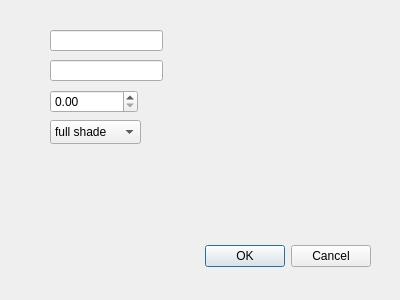
Above: project/ui/add_spot.ui from denzelxav/Plantfolio before the change. Below: the same form after it.
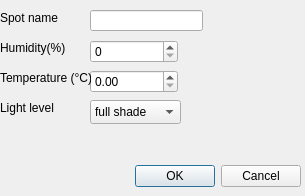
That is the form after the change.

What changed in the file:
```diff
--- a/project/ui/add_spot.ui
+++ b/project/ui/add_spot.ui
@@ -6,19 +6,31 @@
    <rect>
     <x>0</x>
     <y>0</y>
-    <width>400</width>
-    <height>300</height>
+    <width>305</width>
+    <height>196</height>
    </rect>
   </property>
+  <property name="minimumSize">
+   <size>
+    <width>305</width>
+    <height>196</height>
+   </size>
+  </property>
+  <property name="maximumSize">
+   <size>
+    <width>305</width>
+    <height>196</height>
+   </size>
+  </property>
   <property name="windowTitle">
    <string>Add Spot</string>
   </property>
   <widget class="QDialogButtonBox" name="buttonBox">
    <property name="geometry">
     <rect>
-     <x>30</x>
-     <y>240</y>
-     <width>341</width>
+     <x>40</x>
+     <y>160</y>
+     <width>261</width>
      <height>32</height>
     </rect>
    </property>
@@ -32,28 +44,21 @@
   <widget class="QLineEdit" name="Spot_Name_input">
    <property name="geometry">
     <rect>
-     <x>50</x>
-     <y>30</y>
+     <x>90</x>
+     <y>10</y>
      <width>113</width>
      <height>21</height>
     </rect>
    </property>
-  </widget>
-  <widget class="QLineEdit" name="humidity">
-   <property name="geometry">
-    <rect>
-     <x>50</x>
-     <y>60</y>
-     <width>113</width>
-     <height>21</height>
-    </rect>
+   <property name="toolTip">
+    <string>&lt;html&gt;&lt;head/&gt;&lt;body&gt;&lt;p&gt;Name of the spot. Must be unique.&lt;/p&gt;&lt;/body&gt;&lt;/html&gt;</string>
    </property>
   </widget>
   <widget class="QDoubleSpinBox" name="Temperature_input">
    <property name="geometry">
     <rect>
-     <x>50</x>
-     <y>90</y>
+     <x>90</x>
+     <y>70</y>
      <width>88</width>
      <height>23</height>
     </rect>
@@ -62,8 +67,8 @@
   <widget class="QComboBox" name="sunlight_input">
    <property name="geometry">
     <rect>
-     <x>50</x>
-     <y>120</y>
+     <x>90</x>
+     <y>100</y>
      <width>91</width>
      <height>24</height>
     </rect>
@@ -89,6 +94,71 @@
     </property>
    </item>
   </widget>
+  <widget class="QLabel" name="label">
+   <property name="geometry">
+    <rect>
+     <x>0</x>
+     <y>70</y>
+     <width>91</width>
+     <height>16</height>
+    </rect>
+   </property>
+   <property name="text">
+    <string>Temperature (°C)</string>
+   </property>
+  </widget>
+  <widget class="QLabel" name="label_2">
+   <property name="geometry">
+    <rect>
+     <x>0</x>
+     <y>100</y>
+     <width>61</width>
+     <height>16</height>
+    </rect>
+   </property>
+   <property name="text">
+    <string>Light level</string>
+   </property>
+  </widget>
+  <widget class="QLabel" name="label_3">
+   <property name="geometry">
+    <rect>
+     <x>0</x>
+     <y>10</y>
+     <width>61</width>
+     <height>16</height>
+    </rect>
+   </property>
+   <property name="text">
+    <string>Spot name</string>
+   </property>
+  </widget>
+  <widget class="QLabel" name="label_4">
+   <property name="geometry">
+    <rect>
+     <x>0</x>
+     <y>40</y>
+     <width>71</width>
+     <height>16</height>
+    </rect>
+   </property>
+   <property name="text">
+    <string>Humidity(%)</string>
+   </property>
+  </widget>
+  <widget class="QSpinBox" name="humidity_input">
+   <property name="geometry">
+    <rect>
+     <x>90</x>
+     <y>40</y>
+     <width>88</width>
+     <height>23</height>
+    </rect>
+   </property>
+   <property name="toolTip">
+    <string>&lt;html&gt;&lt;head/&gt;&lt;body&gt;&lt;p&gt;Humidity of the spot in percentage.&lt;/p&gt;&lt;/body&gt;&lt;/html&gt;</string>
+   </property>
+  </widget>
  </widget>
  <resources/>
  <connections>
```
Left out of the diff: 14 changed lines with no effect on the pictures.
